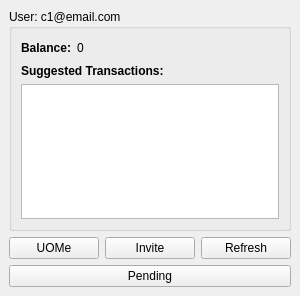
The window that client/main.ui (ric2b/confidential-debt-simplification) describes before a commit, drawn with Qt 5.
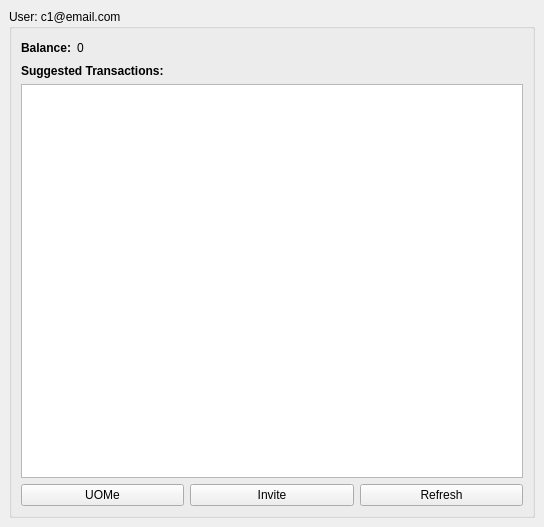
The same window after the commit.

Commit message: Included the loans and debts directly in the main window instead of a separate dialog

Diff of the .ui file:
```diff
--- a/client/main.ui
+++ b/client/main.ui
@@ -6,15 +6,17 @@
    <rect>
     <x>0</x>
     <y>0</y>
-    <width>300</width>
-    <height>296</height>
+    <width>544</width>
+    <height>527</height>
    </rect>
   </property>
   <property name="windowTitle">
    <string>MainWindow</string>
   </property>
   <widget class="QWidget" name="centralwidget">
-   <layout class="QVBoxLayout" name="verticalLayout_3">
+   <layout class="QVBoxLayout" name="verticalLayout">
+    <item>
+     <layout class="QVBoxLayout" name="main_layout">
     <item>
      <widget class="QGroupBox" name="info_group_box">
       <property name="title">
@@ -81,12 +83,6 @@
          </property>
         </widget>
        </item>
-      </layout>
-      <zorder></zorder>
-      <zorder>transactions_list</zorder>
-      <zorder>label</zorder>
-     </widget>
-    </item>
     <item>
      <layout class="QHBoxLayout" name="horizontalLayout_2">
       <item>
@@ -112,13 +108,11 @@
       </item>
      </layout>
     </item>
-    <item>
-     <layout class="QHBoxLayout" name="horizontalLayout_4">
-      <item>
-       <widget class="QPushButton" name="pending_button">
-        <property name="text">
-         <string>Pending</string>
-        </property>
+        </layout>
+        <zorder></zorder>
+        <zorder>transactions_list</zorder>
+        <zorder>label</zorder>
+        <zorder></zorder>
        </widget>
       </item>
      </layout>
```
Lines whose indentation alone changed are shown as unchanged. The commit also changes 7 other files.
